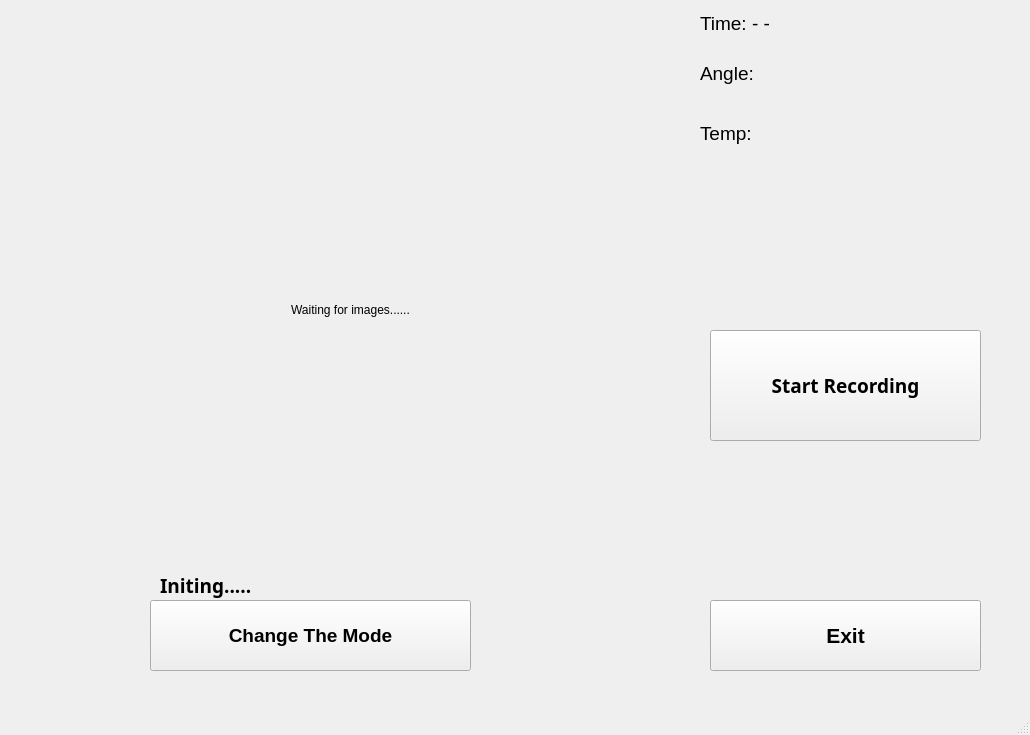
Old version of the form QTViewer/mainwindow.ui in the repository daijiaweicb/Outdoor-Photography-Helmet-with-Physical-Condition-Monitoring.
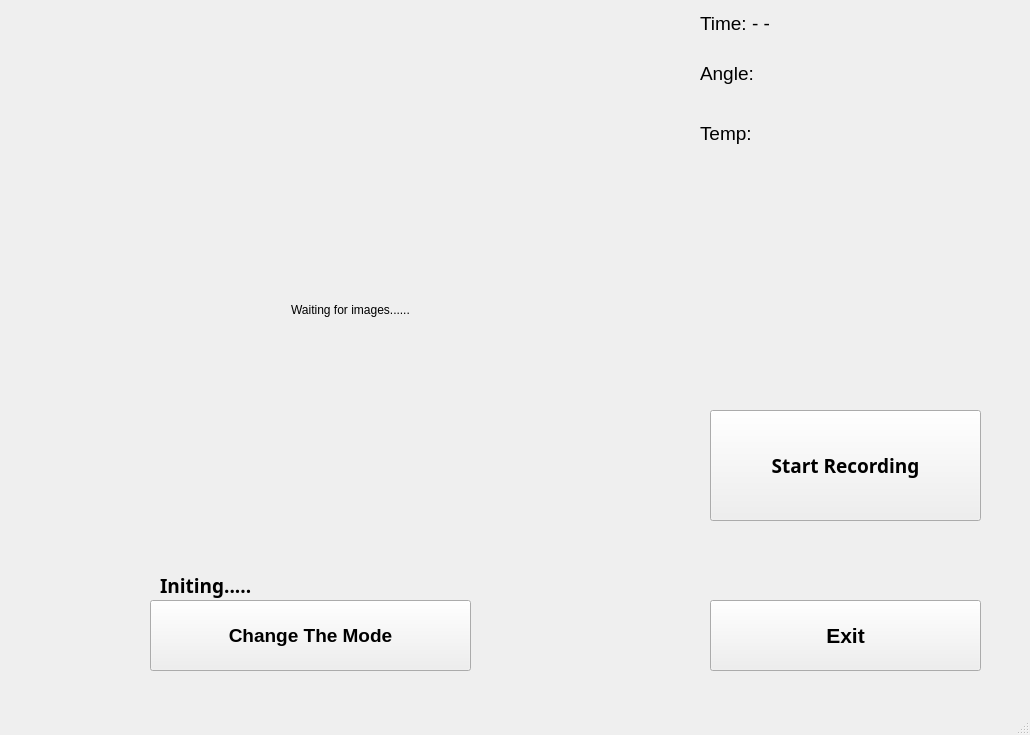
New version of the form.

Patch:
```diff
--- a/QTViewer/mainwindow.ui
+++ b/QTViewer/mainwindow.ui
@@ -113,7 +113,7 @@
     <property name="geometry">
      <rect>
       <x>710</x>
-      <y>330</y>
+      <y>410</y>
       <width>271</width>
       <height>111</height>
      </rect>
@@ -220,10 +220,10 @@
    <widget class="QLabel" name="label">
     <property name="geometry">
      <rect>
-      <x>0</x>
-      <y>0</y>
-      <width>1030</width>
-      <height>725</height>
+      <x>740</x>
+      <y>180</y>
+      <width>200</width>
+      <height>200</height>
      </rect>
     </property>
     <property name="text">
```
